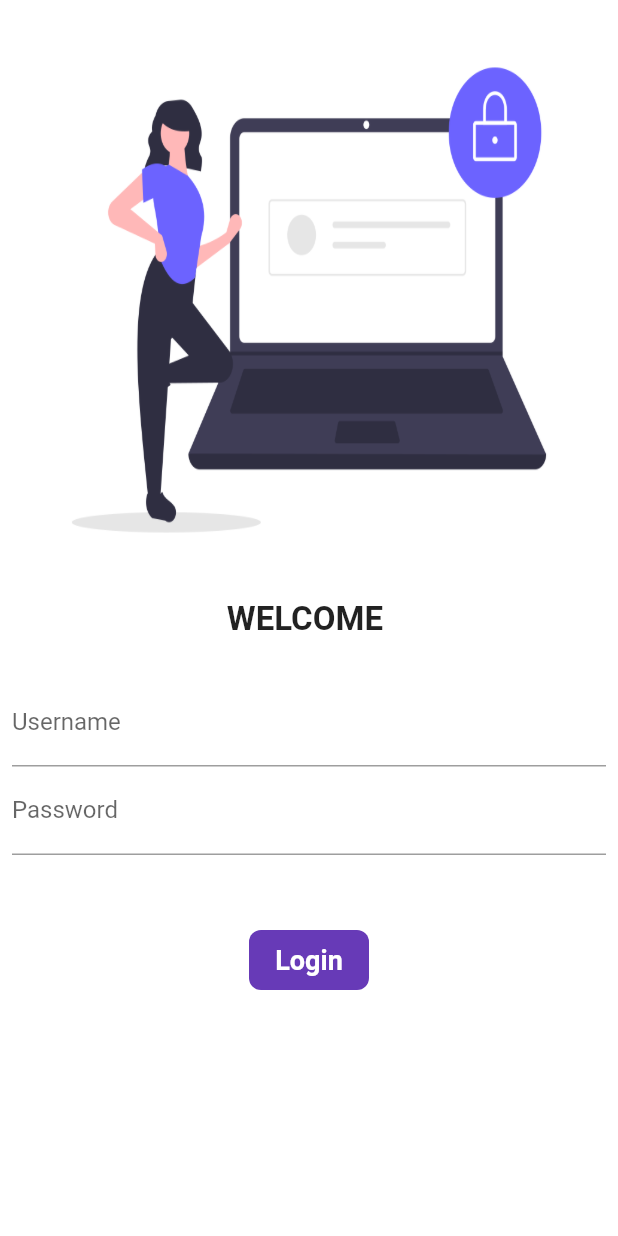
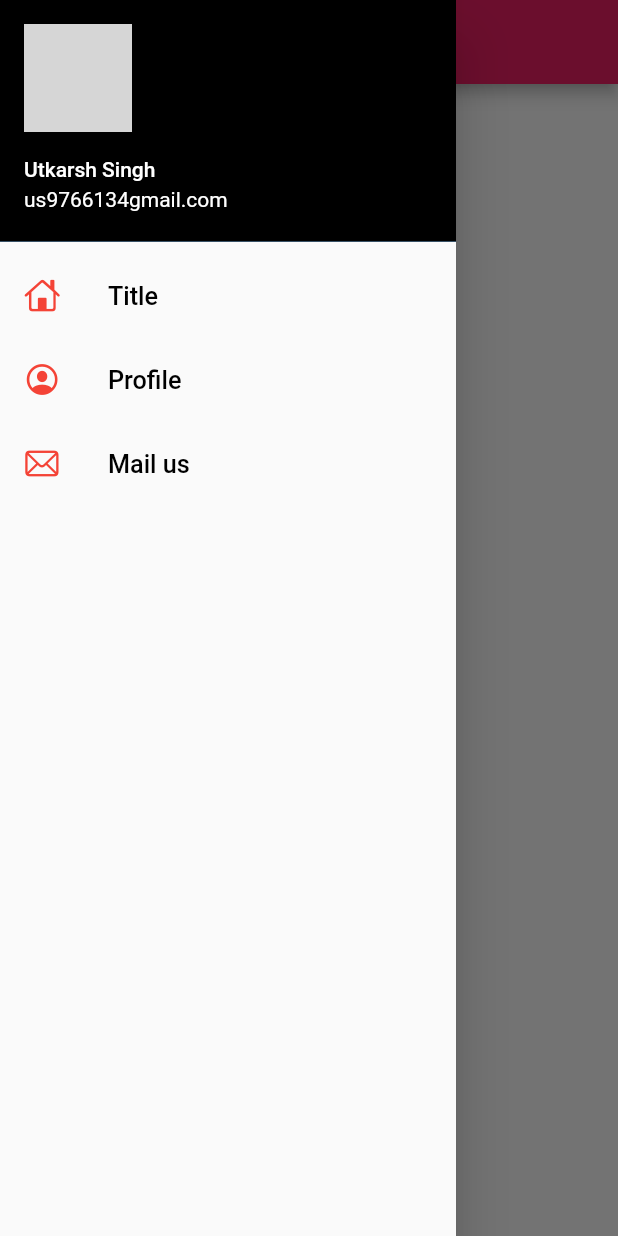
Before and after one commit to utkarshsingh06/Shoppingapp_flutter, a Flutter app: the screen it shows after launch, with the side drawer open (before the commit the screen has no drawer), on a phone screen of 412 x 824 dp. Run offline on Flutter 3.47's test engine with Material 2 defaults, Android fonts, the phone set to English and light mode, and no system bars; network calls fail; grey boxes are pictures that could not be loaded.

Commit message:
day4 Drawers added by drawer.dart

```diff
--- a/lib/main.dart
+++ b/lib/main.dart
@@ -15,7 +15,7 @@ class Myapp extends StatelessWidget {
       darkTheme: ThemeData(
     brightness: Brightness.light,
     ),
-      initialRoute: "/login",
+      initialRoute: "/home",
       routes: {
         myroutes.homeroute :(context) => Homepage(),
         myroutes.loginroute :(context) => Login(),
--- a/lib/pages/homepage.dart
+++ b/lib/pages/homepage.dart
@@ -1,4 +1,5 @@
 import "package:flutter/material.dart";
+import 'package:myapp/widgets/drawer.dart';
 class Homepage extends StatelessWidget {
   @override
   Widget build(BuildContext context) {
@@ -13,7 +14,7 @@ class Homepage extends StatelessWidget {
           child: Text("this is $da app by $name"),
         ),
       ),
-      drawer: Drawer(),
+      drawer: Mydrawer(),
     );
   }
 }
--- /dev/null
+++ b/lib/widgets/drawer.dart
@@ -0,0 +1,57 @@
+import 'package:flutter/cupertino.dart';
+import 'package:flutter/material.dart';
+class Mydrawer  extends StatelessWidget {
+  @override
+  Widget build(BuildContext context) {
+    final imageUrl = "https://wallpaperaccess.com/full/168293.jpg";
+    return Drawer(
+      child: ListView(
+        children: [
+          DrawerHeader(
+            decoration: BoxDecoration(color: Colors.blue),
+        padding: EdgeInsets.zero,
+        child: UserAccountsDrawerHeader(
+            decoration: BoxDecoration(color: Colors.black),
+          margin: EdgeInsets.zero,
+          accountName: Text("Utkarsh Singh"),
+          accountEmail: Text("us9766134gmail.com"),
+          currentAccountPicture: CircleAvatar(
+            backgroundImage: NetworkImage(imageUrl),
+          )
+          ),
+        ),
+          ListTile(
+            leading: Icon(
+            CupertinoIcons.home,color: Colors.red,
+          ),
+            title: Text(
+              "Title",textScaleFactor: 1.2,
+              style: TextStyle(
+                color: Colors.black),
+              ),
+            ),
+          ListTile(
+            leading: Icon(
+              CupertinoIcons.profile_circled,color: Colors.red,
+            ),
+            title: Text(
+              "Profile",textScaleFactor: 1.2,
+              style: TextStyle(
+                  color: Colors.black),
+            ),
+          ),
+          ListTile(
+            leading: Icon(
+              CupertinoIcons.mail,color: Colors.red,
+            ),
+            title: Text(
+              "Mail us",textScaleFactor: 1.2,
+              style: TextStyle(
+                  color: Colors.black),
+            ),
+          ),
+        ],
+      ),
+    );
+  }
+}
```
Also changed, not shown: lib/pages/login_page.dart (+38 -29 lines), assets/undraw_hey_email_liaa.png (added).
